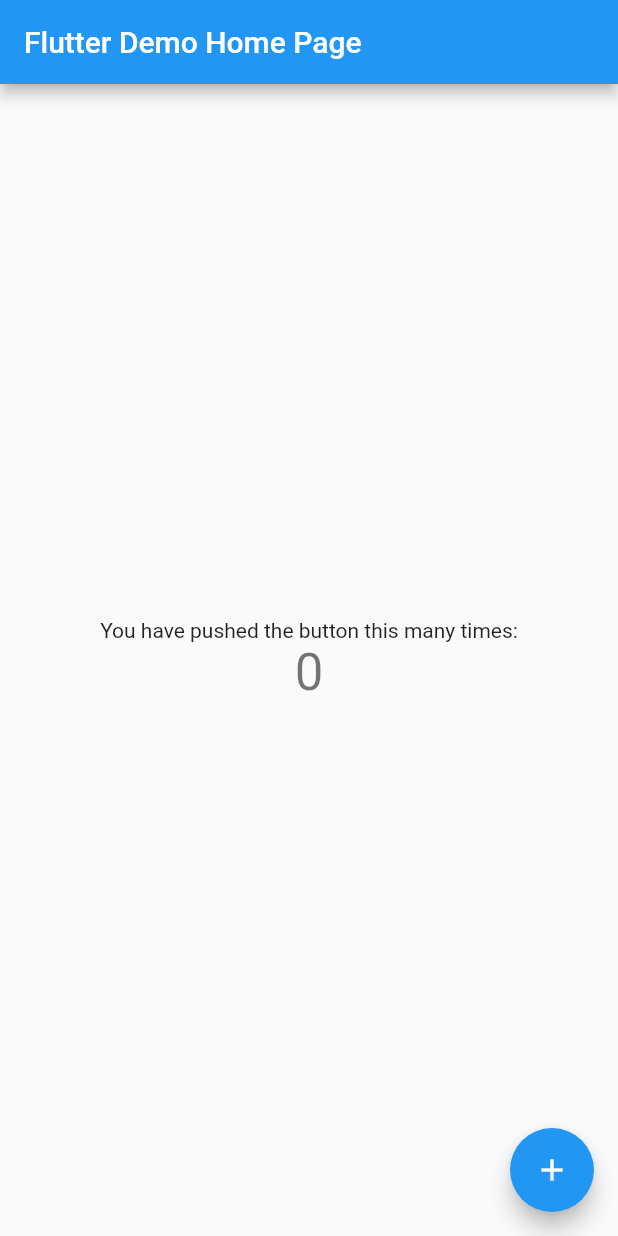
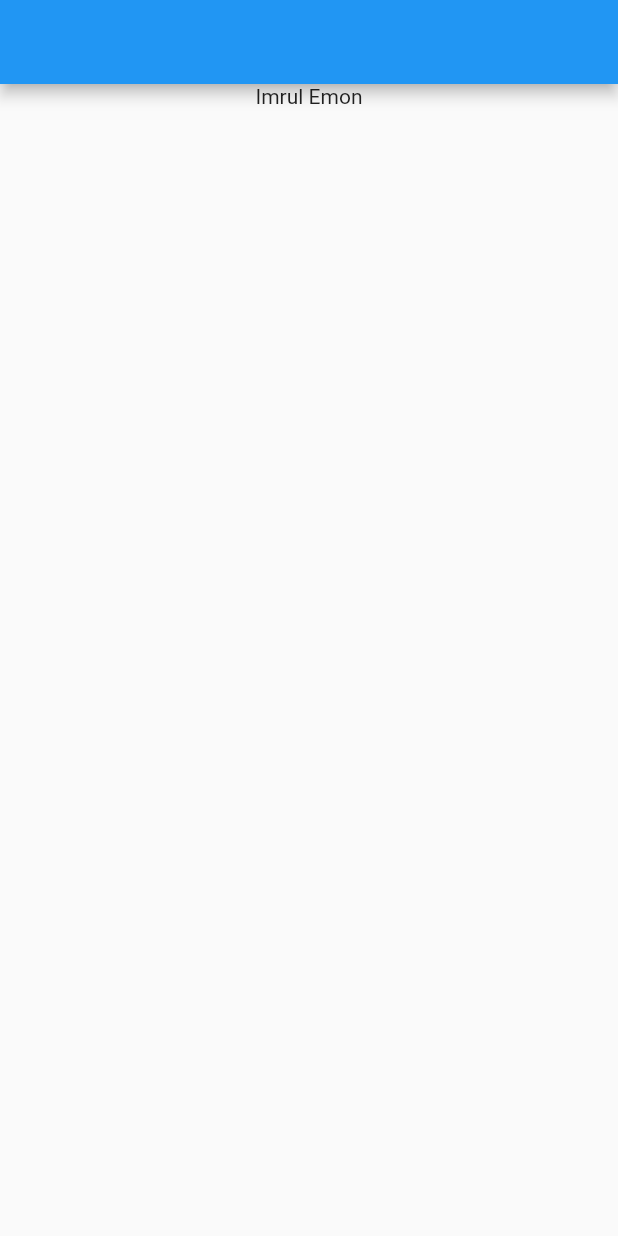
Before and after one commit to ImrulEmon/Riverpod_Begin, a Flutter app: the screen it shows after launch, on a phone screen of 412 x 824 dp. Run offline on Flutter 3.47's test engine with Material 2 defaults, Android fonts, the phone set to English and light mode, and no system bars; our stand-ins replace flutter_riverpod.

Commit message:
consumer widget

```diff
--- /dev/null
+++ b/lib/home_screen.dart
@@ -0,0 +1,22 @@
+import 'package:flutter/material.dart';
+import 'package:flutter_riverpod/flutter_riverpod.dart';
+import 'package:riverpod_begin/main.dart';
+
+class HomePage extends ConsumerWidget {
+  const HomePage({super.key});
+
+  @override
+  Widget build(BuildContext context, WidgetRef ref) {
+    final name = ref.watch(nameProvider);
+    return Scaffold(
+      appBar: AppBar(),
+      body: Column(
+        children: [
+          Center(
+            child: Text(name),
+          )
+        ],
+      ),
+    );
+  }
+}
--- a/lib/main.dart
+++ b/lib/main.dart
@@ -1,7 +1,18 @@
 import 'package:flutter/material.dart';
+import 'package:flutter_riverpod/flutter_riverpod.dart';
+import 'package:riverpod_begin/home_screen.dart';
+
+//Providers
+// Provider
+
+final nameProvider = Provider<String>((ref) {
+  return 'Imrul Emon';
+});
 
 void main() {
-  runApp(const MyApp());
+  runApp(const ProviderScope(
+    child: MyApp(),
+  ));
 }
 
 class MyApp extends StatelessWidget {
@@ -24,92 +35,7 @@
         // is not restarted.
         primarySwatch: Colors.blue,
       ),
-      home: const MyHomePage(title: 'Flutter Demo Home Page'),
+      home: const HomePage(),
     );
   }
 }
-
-class MyHomePage extends StatefulWidget {
-  const MyHomePage({super.key, required this.title});
-
-  // This widget is the home page of your application. It is stateful, meaning
-  // that it has a State object (defined below) that contains fields that affect
-  // how it looks.
-
-  // This class is the configuration for the state. It holds the values (in this
-  // case the title) provided by the parent (in this case the App widget) and
-  // used by the build method of the State. Fields in a Widget subclass are
-  // always marked "final".
-
-  final String title;
-
-  @override
-  State<MyHomePage> createState() => _MyHomePageState();
-}
-
-class _MyHomePageState extends State<MyHomePage> {
-  int _counter = 0;
-
-  void _incrementCounter() {
-    setState(() {
-      // This call to setState tells the Flutter framework that something has
-      // changed in this State, which causes it to rerun the build method below
-      // so that the display can reflect the updated values. If we changed
-      // _counter without calling setState(), then the build method would not be
-      // called again, and so nothing would appear to happen.
-      _counter++;
-    });
-  }
-
-  @override
-  Widget build(BuildContext context) {
-    // This method is rerun every time setState is called, for instance as done
-    // by the _incrementCounter method above.
-    //
-    // The Flutter framework has been optimized to make rerunning build methods
-    // fast, so that you can just rebuild anything that needs updating rather
-    // than having to individually change instances of widgets.
-    return Scaffold(
-      appBar: AppBar(
-        // Here we take the value from the MyHomePage object that was created by
-        // the App.build method, and use it to set our appbar title.
-        title: Text(widget.title),
-      ),
-      body: Center(
-        // Center is a layout widget. It takes a single child and positions it
-        // in the middle of the parent.
-        child: Column(
-          // Column is also a layout widget. It takes a list of children and
-          // arranges them vertically. By default, it sizes itself to fit its
-          // children horizontally, and tries to be as tall as its parent.
-          //
-          // Invoke "debug painting" (press "p" in the console, choose the
-          // "Toggle Debug Paint" action from the Flutter Inspector in Android
-          // Studio, or the "Toggle Debug Paint" command in Visual Studio Code)
-          // to see the wireframe for each widget.
-          //
-          // Column has various properties to control how it sizes itself and
-          // how it positions its children. Here we use mainAxisAlignment to
-          // center the children vertically; the main axis here is the vertical
-          // axis because Columns are vertical (the cross axis would be
-          // horizontal).
-          mainAxisAlignment: MainAxisAlignment.center,
-          children: <Widget>[
-            const Text(
-              'You have pushed the button this many times:',
-            ),
-            Text(
-              '$_counter',
-              style: Theme.of(context).textTheme.headline4,
-            ),
-          ],
-        ),
-      ),
-      floatingActionButton: FloatingActionButton(
-        onPressed: _incrementCounter,
-        tooltip: 'Increment',
-        child: const Icon(Icons.add),
-      ), // This trailing comma makes auto-formatting nicer for build methods.
-    );
-  }
-}
```
